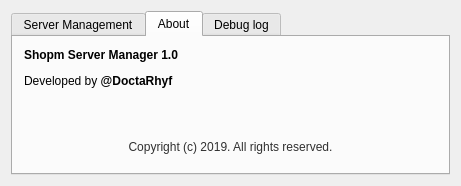
doctarhyf/ShopmServerManager, file widget.ui: the form before one commit.
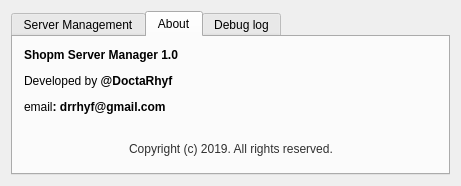
The form after the commit. The open tabs and pages were chosen to show the change. Icons and pictures are not drawn.

The edit to the form file:
```diff
--- a/widget.ui
+++ b/widget.ui
@@ -171,16 +171,115 @@
       <attribute name="title">
        <string>About</string>
       </attribute>
-      <layout class="QVBoxLayout" name="verticalLayout_5">
+      <layout class="QVBoxLayout" name="verticalLayout_7">
        <item>
-        <widget class="QLabel" name="label">
-         <property name="text">
-          <string>&lt;html&gt;&lt;head/&gt;&lt;body&gt;&lt;p&gt;&lt;span style=&quot; font-weight:600;&quot;&gt;Shopm Server Manager 1.0&lt;/span&gt;&lt;/p&gt;&lt;p&gt;Developed by&lt;span style=&quot; font-weight:600;&quot;&gt; @DoctaRhyf&lt;/span&gt;&lt;/p&gt;&lt;p&gt;&lt;br/&gt;&lt;/p&gt;&lt;p align=&quot;center&quot;&gt;&lt;span style=&quot; font-size:9pt; color:#303030;&quot;&gt;Copyright (c) 2019. All rights reserved.&lt;/span&gt;&lt;/p&gt;&lt;/body&gt;&lt;/html&gt;</string>
-         </property>
-         <property name="alignment">
-          <set>Qt::AlignLeading|Qt::AlignLeft|Qt::AlignTop</set>
-         </property>
-        </widget>
+        <layout class="QVBoxLayout" name="verticalLayout_5">
+         <item>
+          <layout class="QHBoxLayout" name="horizontalLayout_5">
+           <item>
+            <widget class="QLabel" name="label">
+             <property name="text">
+              <string>&lt;html&gt;&lt;head/&gt;&lt;body&gt;&lt;p&gt;&lt;span style=&quot; font-weight:600;&quot;&gt;Shopm Server Manager 1.0&lt;/span&gt;&lt;/p&gt;&lt;p&gt;Developed by&lt;span style=&quot; font-weight:600;&quot;&gt; @DoctaRhyf&lt;/span&gt;&lt;/p&gt;&lt;p&gt;email&lt;span style=&quot; font-weight:600;&quot;&gt;: drrhyf@gmail.com&lt;/span&gt;&lt;/p&gt;&lt;/body&gt;&lt;/html&gt;</string>
+             </property>
+             <property name="alignment">
+              <set>Qt::AlignLeading|Qt::AlignLeft|Qt::AlignTop</set>
+             </property>
+            </widget>
+           </item>
+           <item>
+            <spacer name="horizontalSpacer_4">
+             <property name="orientation">
+              <enum>Qt::Horizontal</enum>
+             </property>
+             <property name="sizeHint" stdset="0">
+              <size>
+               <width>40</width>
+               <height>20</height>
+              </size>
+             </property>
+            </spacer>
+           </item>
+           <item>
+            <widget class="QLabel" name="label_3">
+             <property name="minimumSize">
+              <size>
+               <width>60</width>
+               <height>60</height>
+              </size>
+             </property>
+             <property name="maximumSize">
+              <size>
+               <width>60</width>
+               <height>60</height>
+              </size>
+             </property>
+             <property name="text">
+              <string/>
+             </property>
+             <property name="pixmap">
+              <pixmap resource="res.qrc">:/shopm_logo.png</pixmap>
+             </property>
+             <property name="scaledContents">
+              <bool>true</bool>
+             </property>
+            </widget>
+           </item>
+          </layout>
+         </item>
+         <item>
+          <spacer name="verticalSpacer_4">
+           <property name="orientation">
+            <enum>Qt::Vertical</enum>
+           </property>
+           <property name="sizeHint" stdset="0">
+            <size>
+             <width>20</width>
+             <height>40</height>
+            </size>
+           </property>
+          </spacer>
+         </item>
+         <item>
+          <layout class="QHBoxLayout" name="horizontalLayout_4">
+           <item>
+            <spacer name="horizontalSpacer_2">
+             <property name="orientation">
+              <enum>Qt::Horizontal</enum>
+             </property>
+             <property name="sizeHint" stdset="0">
+              <size>
+               <width>40</width>
+               <height>20</height>
+              </size>
+             </property>
+            </spacer>
+           </item>
+           <item>
+            <widget class="QLabel" name="label_5">
+             <property name="text">
+              <string>&lt;html&gt;&lt;head/&gt;&lt;body&gt;&lt;p&gt;&lt;span style=&quot; font-size:9pt; color:#303030;&quot;&gt;Copyright (c) 2019. All rights reserved.&lt;/span&gt;&lt;/p&gt;&lt;/body&gt;&lt;/html&gt;</string>
+             </property>
+             <property name="alignment">
+              <set>Qt::AlignLeading|Qt::AlignLeft|Qt::AlignTop</set>
+             </property>
+            </widget>
+           </item>
+           <item>
+            <spacer name="horizontalSpacer_3">
+             <property name="orientation">
+              <enum>Qt::Horizontal</enum>
+             </property>
+             <property name="sizeHint" stdset="0">
+              <size>
+               <width>40</width>
+               <height>20</height>
+              </size>
+             </property>
+            </spacer>
+           </item>
+          </layout>
+         </item>
+        </layout>
        </item>
       </layout>
      </widget>
```
Left out of the diff: 6 changed lines with no effect on the pictures.
